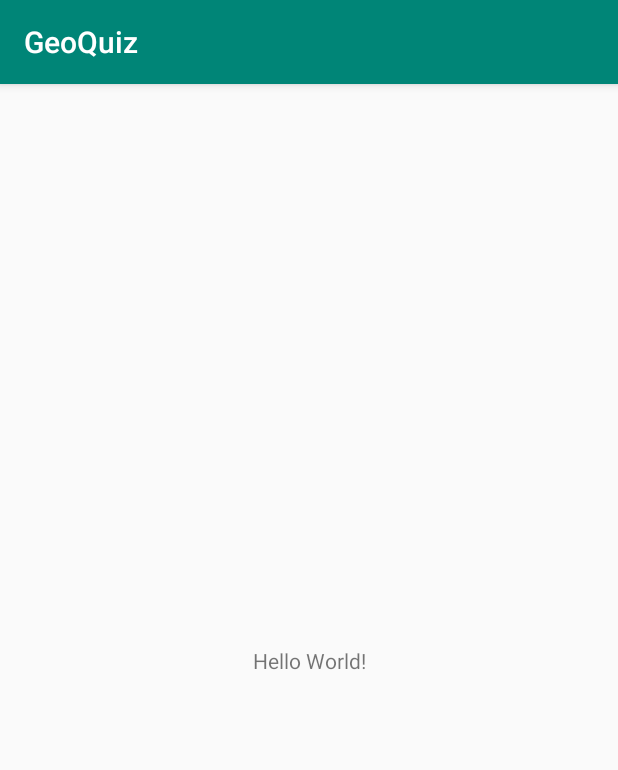
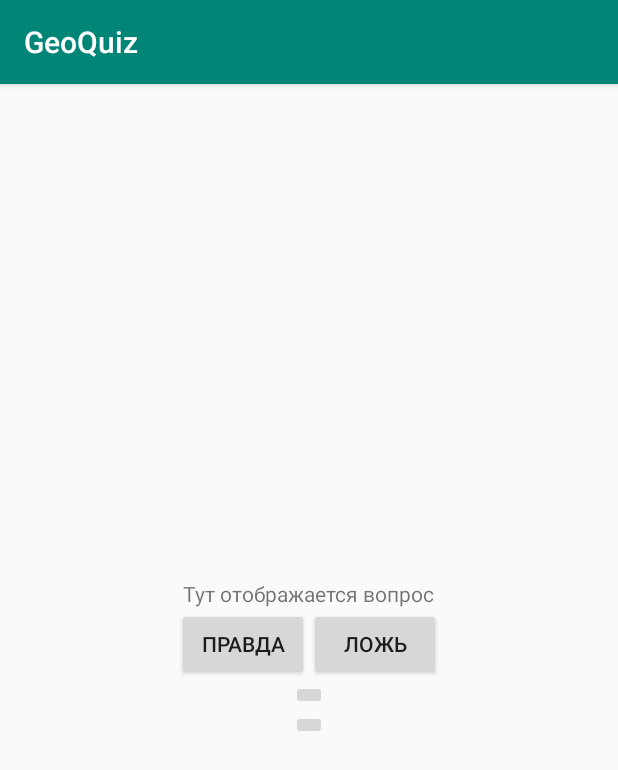
Before and after one commit to abartenev/geoquiz, an Android app: the screen it shows after launch (QuizActivity), on a phone screen of 412 x 824 dp. Shown: the top 770 px of the screen. Run offline under Robolectric (Android 15) with nearby library versions, the phone set to English and light mode, and no system bars.

Commit message:
New files

```diff
--- /dev/null
+++ b/app/src/main/java/com/example/alexeybartenev/geoquiz/Question.java
@@ -0,0 +1,37 @@
+package com.example.alexeybartenev.geoquiz;
+
+public class Question {
+    private int mquestionId;
+    private boolean mAnswer;
+    private int mflag_answered;
+
+    public Question(int mquestionId, boolean answer, int mflag_answered) {
+        this.mquestionId = mquestionId;
+        mAnswer = answer;
+        this.mflag_answered = mflag_answered;
+    }
+
+    public int getMquestionId() {
+        return mquestionId;
+    }
+
+    public void setMquestionId(int mquestionId) {
+        this.mquestionId = mquestionId;
+    }
+
+    public boolean isAnswer() {
+        return mAnswer;
+    }
+
+    public void setAnswer(boolean answer) {
+        mAnswer = answer;
+    }
+
+    public int getMflag_answered() {
+        return mflag_answered;
+    }
+
+    public void setMflag_answered(int mflag_answered) {
+        this.mflag_answered = mflag_answered;
+    }
+}
--- a/app/src/main/java/com/example/alexeybartenev/geoquiz/QuizActivity.java
+++ b/app/src/main/java/com/example/alexeybartenev/geoquiz/QuizActivity.java
@@ -2,12 +2,31 @@ package com.example.alexeybartenev.geoquiz;
 
 import android.support.v7.app.AppCompatActivity;
 import android.os.Bundle;
+import android.view.View;
+import android.widget.Button;
+import android.widget.ImageButton;
 
 public class QuizActivity extends AppCompatActivity {
+
+    private Question[] mQuestions = {
+            new Question(1,false,0),
+            new Question(2,false,0),
+            new Question(3,false,0),
+            new Question(4,false,0),
+    };
+
+    @Override
+    protected void onSaveInstanceState(Bundle outState) {
+        super.onSaveInstanceState(outState);
+    }
 
     @Override
     protected void onCreate(Bundle savedInstanceState) {
         super.onCreate(savedInstanceState);
         setContentView(R.layout.activity_quiz);
+        Button true_but = findViewById(R.id.true_button);
+        Button false_but = findViewById(R.id.false_button);
+        ImageButton cheat_but = findViewById(R.id.cheat_but);
+        ImageButton next_but = findViewById(R.id.next_but);
     }
 }
--- a/app/src/main/res/layout/activity_quiz.xml
+++ b/app/src/main/res/layout/activity_quiz.xml
@@ -1,18 +1,45 @@
 <?xml version="1.0" encoding="utf-8"?>
-<android.support.constraint.ConstraintLayout xmlns:android="http://schemas.android.com/apk/res/android"
-    xmlns:app="http://schemas.android.com/apk/res-auto"
+<LinearLayout xmlns:android="http://schemas.android.com/apk/res/android"
     xmlns:tools="http://schemas.android.com/tools"
     android:layout_width="match_parent"
     android:layout_height="match_parent"
+    android:orientation="vertical"
+    android:gravity="center"
     tools:context=".QuizActivity">
-
     <TextView
         android:layout_width="wrap_content"
         android:layout_height="wrap_content"
-        android:text="Hello World!"
-        app:layout_constraintBottom_toBottomOf="parent"
-        app:layout_constraintLeft_toLeftOf="parent"
-        app:layout_constraintRight_toRightOf="parent"
-        app:layout_constraintTop_toTopOf="parent" />
-
-</android.support.constraint.ConstraintLayout>
+        android:id="@+id/questionTextView"
+        android:text="@string/questionId"
+        android:layout_gravity="center_horizontal|center_vertical"/>
+    <LinearLayout
+        android:layout_width="wrap_content"
+        android:layout_height="wrap_content"
+        android:orientation="horizontal">
+        <Button
+            android:layout_width="wrap_content"
+            android:layout_height="wrap_content"
+            android:text="@string/true_button"
+            android:id="@+id/true_button"/>
+        <Button
+            android:layout_width="wrap_content"
+            android:layout_height="wrap_content"
+            android:text="@string/false_button"
+            android:id="@+id/false_button"/>
+    </LinearLayout>
+    <LinearLayout
+        android:layout_width="wrap_content"
+        android:layout_height="wrap_content"
+        android:orientation="vertical">
+        <ImageButton
+            android:layout_width="wrap_content"
+            android:layout_height="wrap_content"
+            android:contentDescription="@string/cheat_text"
+            android:id="@+id/cheat_but"/>
+        <ImageButton
+            android:layout_width="wrap_content"
+            android:layout_height="wrap_content"
+            android:contentDescription="@string/next_button"
+            android:id="@+id/next_but"/>
+    </LinearLayout>
+</LinearLayout>
--- a/app/src/main/res/values/strings.xml
+++ b/app/src/main/res/values/strings.xml
@@ -1,3 +1,8 @@
 <resources>
     <string name="app_name">GeoQuiz</string>
+    <string name="questionId">Тут отображается вопрос</string>
+    <string name="true_button">Правда</string>
+    <string name="false_button">Ложь</string>
+    <string name="cheat_text">Показать подсказку</string>
+    <string name="next_button">Кнопка переключения на следующий вопрос</string>
 </resources>
```
